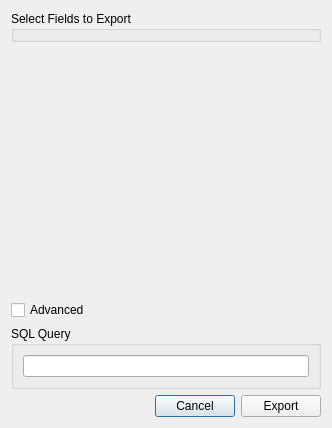
The window that mosaicgui/ui/csvexportview.ui (usnistgov/mosaic) describes before a commit, drawn with Qt 5.
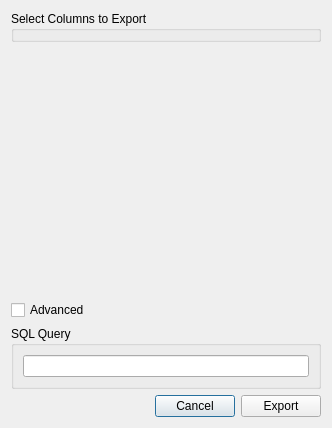
The same window after the commit.

The edit to the form file:
```diff
--- a/mosaicgui/ui/csvexportview.ui
+++ b/mosaicgui/ui/csvexportview.ui
@@ -17,7 +17,7 @@
    <item>
     <widget class="QGroupBox" name="dbFieldsGroupBox">
      <property name="title">
-      <string>Select Fields to Export</string>
+      <string>Select Columns to Export</string>
      </property>
     </widget>
    </item>
```
Left out of the diff: 9 changed lines with no effect on the pictures.
